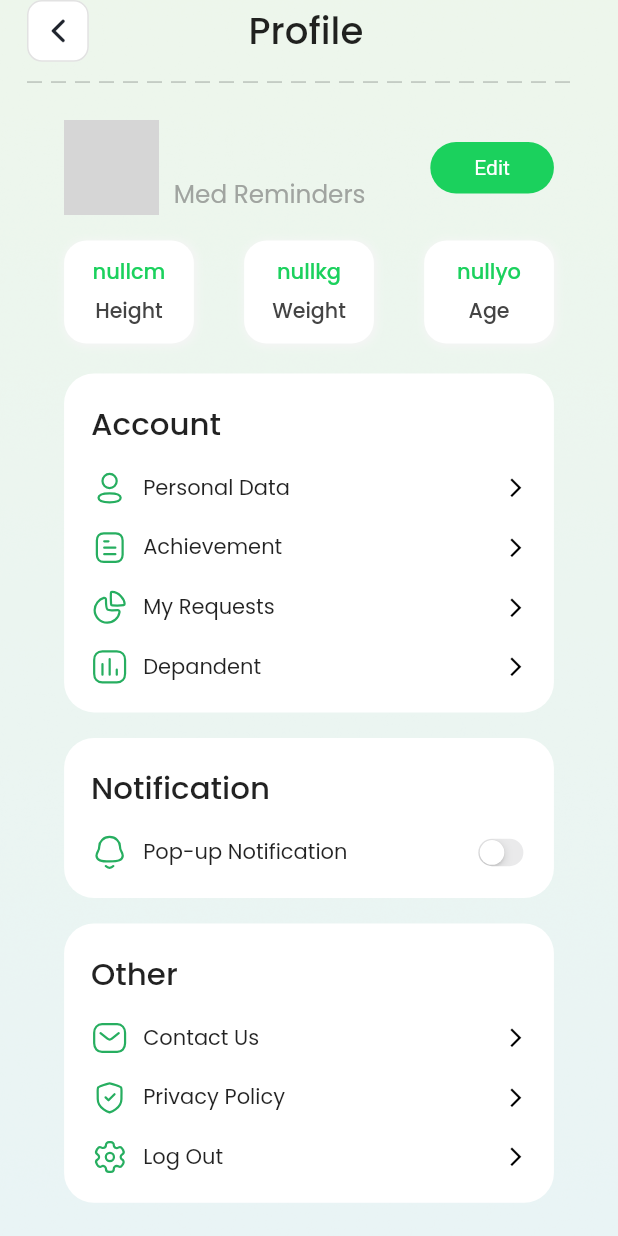
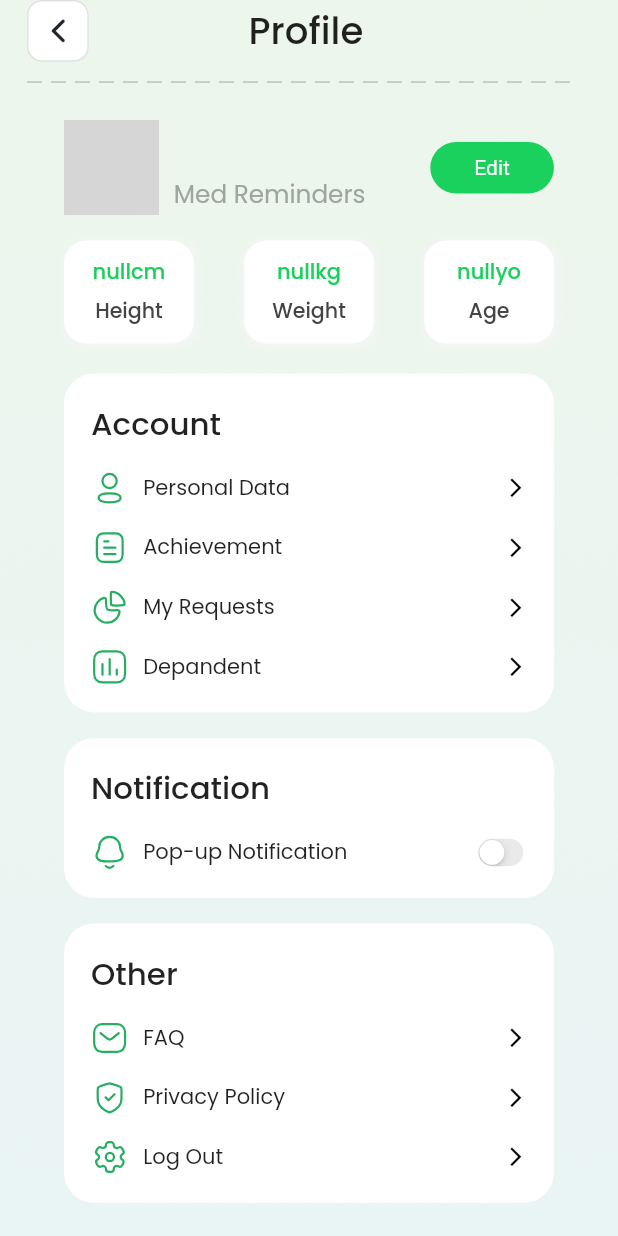
Before and after one commit to ParthNPatel/Expert-Parrot-App, a Flutter app: the ProfileScreen screen opened directly, on a phone screen of 412 x 824 dp. Run offline on Flutter 3.47's test engine with Material 2 defaults, Android fonts, the phone set to English and light mode, and no system bars; drawn by our look-alikes of dotted_line; our stand-ins replace country_picker, firebase_auth, firebase_core, firebase_messaging, fl_chart, flutter_local_notifications and 14 more; missing offline and left inert: flutter_facebook_auth; accounts and stored records are empty; network calls fail; grey boxes are pictures that could not be loaded.

```diff
--- a/lib/view/profile_screen.dart
+++ b/lib/view/profile_screen.dart
@@ -525,7 +525,7 @@ class _ProfileScreenState extends State<ProfileScreen> {
                 Get.to(() => FAQScreen());
               },
               image: 'assets/svg/contact.svg',
-              text: 'Contact Us',
+              text: 'FAQ',
             ),
             CommonListTile(
               onTap: () {},
```
